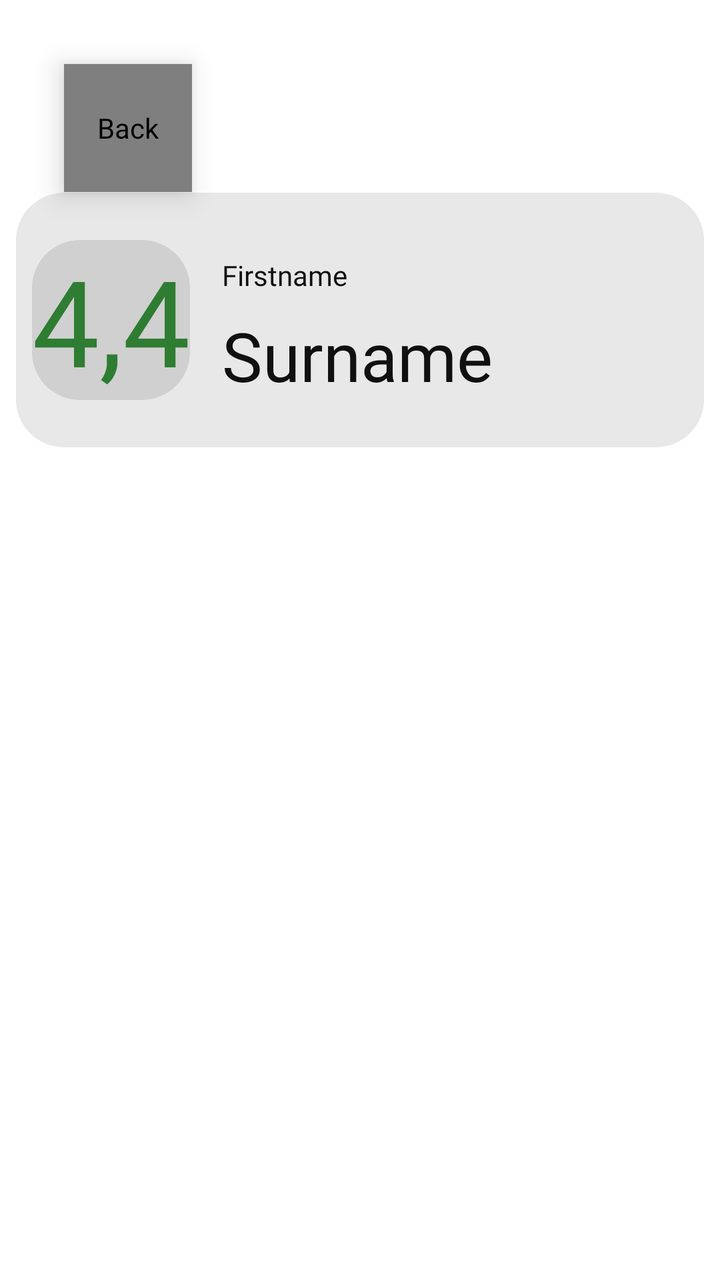
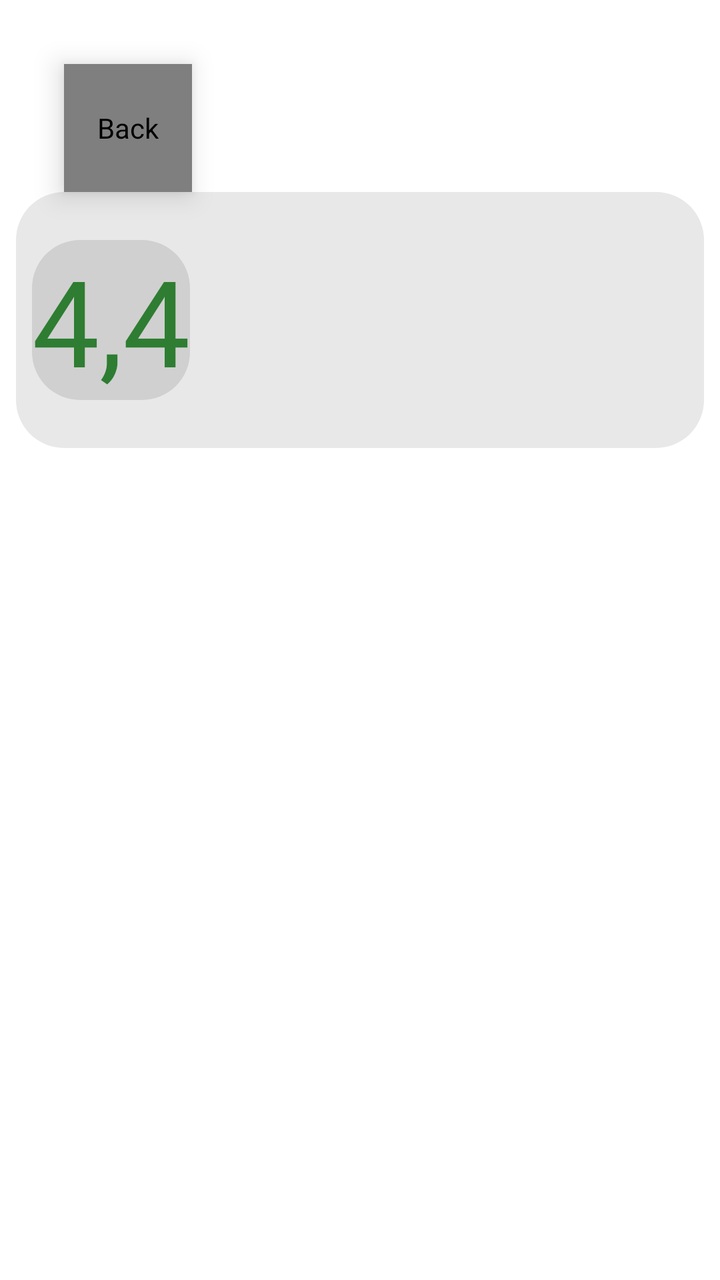

Screens rendered from an Android XML layout before and after an edit, with the pre-edit source and the edit as a unified diff.
<!-- AndroidManifest.xml: application theme Theme.MyApplication_Java -->
<!-- res/layout/fragment_profile.xml -->
<?xml version="1.0" encoding="utf-8"?>
<androidx.constraintlayout.widget.ConstraintLayout xmlns:android="http://schemas.android.com/apk/res/android"
    xmlns:app="http://schemas.android.com/apk/res-auto"
    android:layout_width="match_parent"
    android:layout_height="match_parent"
    android:background="@color/surface">

    <TextView
        android:id="@+id/header_background"
        android:layout_width="0dp"
        android:layout_height="0dp"
        android:layout_marginStart="8dp"
        android:layout_marginTop="-24dp"
        android:layout_marginEnd="8dp"
        android:layout_marginBottom="-24dp"
        android:background="@drawable/rounded_box"
        android:paddingTop="8dp"
        android:paddingBottom="8dp"
        app:layout_constraintBottom_toBottomOf="@+id/averageRatingBackground"
        app:layout_constraintEnd_toEndOf="parent"
        app:layout_constraintStart_toStartOf="parent"
        app:layout_constraintTop_toTopOf="@+id/averageRatingBackground" />

    <TextView
        android:id="@+id/averageRatingBackground"
        android:layout_width="wrap_content"
        android:layout_height="wrap_content"
        android:layout_marginStart="8dp"
        android:layout_marginTop="120dp"
        android:background="@drawable/rounded_box_light"
        android:fontFamily="@font/inter_bold"
        android:text="4,4"
        android:textColor="@color/accent_positive"
        android:textSize="60sp"
        app:layout_constraintStart_toStartOf="@+id/header_background"
        app:layout_constraintTop_toTopOf="parent" />

    <TextView
        android:id="@+id/name"
        android:layout_width="wrap_content"
        android:layout_height="wrap_content"
        android:layout_marginStart="16dp"
        android:layout_marginTop="8dp"
        android:fontFamily="@font/inter_bold"
        android:text="Firstname"
        android:textColor="@color/text_primary"
        app:layout_constraintStart_toEndOf="@+id/averageRatingBackground"
        app:layout_constraintTop_toTopOf="@+id/averageRatingBackground" />

    <TextView
        android:id="@+id/surname"
        android:layout_width="wrap_content"
        android:layout_height="wrap_content"
        android:layout_marginStart="16dp"
        android:layout_marginTop="8dp"
        android:fontFamily="@font/inter_bold"
        android:text="Surname"
        android:textColor="@color/text_primary"
        android:textSize="34sp"
        app:layout_constraintStart_toEndOf="@+id/averageRatingBackground"
        app:layout_constraintTop_toBottomOf="@+id/name" />

    <com.example.liquidglass.LiquidGlassFab
        android:id="@+id/back_Button"
        android:layout_width="64dp"
        android:layout_height="64dp"
        android:layout_marginStart="32dp"
        android:layout_marginTop="32dp"
        android:contentDescription="@string/back"
        android:elevation="8dp"
        android:src="@drawable/go_back_icon"
        app:adaptiveTint="true"
        app:bevelWidth="8dp"
        app:cornerRadius="32dp"
        app:dispersionStrength="0.08"
        app:glassMaterial="regular"
        app:layout_constraintStart_toStartOf="parent"
        app:layout_constraintTop_toTopOf="parent"
        app:refractionHeight="28dp" />

    <androidx.recyclerview.widget.RecyclerView
        android:id="@+id/semester_list"
        android:layout_width="0dp"
        android:layout_height="0dp"
        android:layout_marginStart="16dp"
        android:layout_marginEnd="16dp"
        android:layout_marginBottom="8dp"
        app:layout_constraintBottom_toBottomOf="parent"
        app:layout_constraintEnd_toEndOf="parent"
        app:layout_constraintStart_toStartOf="parent"
        app:layout_constraintTop_toBottomOf="@id/lecture_list">

    </androidx.recyclerview.widget.RecyclerView>

    <androidx.recyclerview.widget.RecyclerView
        android:id="@+id/lecture_list"
        android:layout_width="0dp"
        android:layout_height="wrap_content"
        android:layout_marginStart="16dp"
        android:layout_marginTop="8dp"
        app:layout_constraintBottom_toTopOf="@+id/semester_list"
        app:layout_constraintEnd_toEndOf="parent"
        app:layout_constraintStart_toStartOf="parent"
        app:layout_constraintTop_toBottomOf="@+id/header_background"/>

</androidx.constraintlayout.widget.ConstraintLayout>
<!-- resources referenced by this layout -->
<resources>
  <color name="accent_positive">#FF2E7D32</color>
  <color name="surface">#FFFFFFFF</color>
  <color name="text_primary">#FF101010</color>
  <!-- drawable go_back_icon (drawable) -->
  <vector xmlns:android="http://schemas.android.com/apk/res/android"
      android:width="18dp"
      android:height="33.6dp"
      android:viewportWidth="15"
      android:viewportHeight="28">
    <path
        android:pathData="M12.896,1.25L1.982,12.164C1.006,13.14 1.006,14.723 1.982,15.7L12.896,26.614"
        android:strokeWidth="2.5"
        android:fillColor="#00000000"
        android:strokeColor="@color/icon_tint"
        android:strokeLineCap="round" />
  </vector>
  <!-- drawable rounded_box (drawable) -->
  <shape xmlns:android="http://schemas.android.com/apk/res/android">
  
      <solid android:color="@color/surface_container"/>
  
      <corners android:radius="24dp"/>
  
  </shape>
  <!-- drawable rounded_box_light (drawable) -->
  <?xml version="1.0" encoding="utf-8"?>
  <shape xmlns:android="http://schemas.android.com/apk/res/android">
  
      <solid android:color="@color/surface_container_high"/>
  
      <corners android:radius="24dp"/>
  
  </shape>
  <string name="back">Back</string>
  <style name="Theme.MyApplication_Java" parent="Theme.MaterialComponents.DayNight.NoActionBar">
          
          <item name="colorPrimary">@color/text_primary</item>
          <item name="colorPrimaryVariant">@color/text_primary</item>
          <item name="colorOnPrimary">@color/text_on_inverse</item>
          <item name="colorSecondary">@color/text_primary</item>
          <item name="colorSecondaryVariant">@color/text_primary</item>
          <item name="colorOnSecondary">@color/text_on_inverse</item>
  
          
          <item name="android:windowBackground">@color/surface</item>
          <item name="colorSurface">@color/surface_container</item>
          <item name="colorOnSurface">@color/text_primary</item>
          <item name="colorError">@color/danger</item>
          <item name="colorOnError">@color/text_on_inverse</item>
  
          <item name="android:textColorPrimary">@color/text_primary</item>
          <item name="android:textColorSecondary">@color/text_muted</item>
          <item name="android:textColorHint">@color/text_hint</item>
  
          
          <item name="android:statusBarColor">@android:color/transparent</item>
          <item name="android:navigationBarColor">@android:color/transparent</item>
      </style>
  <color name="icon_tint">#FF101010</color>
  <color name="surface_container">#FFE8E8E8</color>
  <color name="surface_container_high">#FFD0D0D0</color>
  <color name="text_on_inverse">#FFFFFFFF</color>
  <color name="danger">#FFB3261E</color>
  <color name="text_muted">#FF5F5D5D</color>
  <color name="text_hint">#FF8A8A8A</color>
</resources>

<!-- the commit's change to res/layout/fragment_profile.xml (unified diff, before → after) -->
@@ -5,60 +5,70 @@
     android:layout_height="match_parent"
     android:background="@color/surface">
 
-    <TextView
-        android:id="@+id/header_background"
-        android:layout_width="0dp"
-        android:layout_height="0dp"
-        android:layout_marginStart="8dp"
-        android:layout_marginTop="-24dp"
-        android:layout_marginEnd="8dp"
-        android:layout_marginBottom="-24dp"
-        android:background="@drawable/rounded_box"
-        android:paddingTop="8dp"
-        android:paddingBottom="8dp"
-        app:layout_constraintBottom_toBottomOf="@+id/averageRatingBackground"
-        app:layout_constraintEnd_toEndOf="parent"
-        app:layout_constraintStart_toStartOf="parent"
-        app:layout_constraintTop_toTopOf="@+id/averageRatingBackground" />
+    <androidx.constraintlayout.widget.ConstraintLayout
+    android:id="@+id/header_background"
+    android:layout_width="0dp"
+    android:layout_height="wrap_content"
+    android:minHeight="120dp"
+    android:layout_marginStart="8dp"
+    android:layout_marginTop="96dp"
+    android:layout_marginEnd="8dp"
+    android:paddingTop="24dp"
+    android:paddingBottom="24dp"
+    android:background="@drawable/rounded_box"
+    app:layout_constraintStart_toStartOf="parent"
+    app:layout_constraintEnd_toEndOf="parent"
+    app:layout_constraintTop_toTopOf="parent">
 
     <TextView
         android:id="@+id/averageRatingBackground"
         android:layout_width="wrap_content"
         android:layout_height="wrap_content"
         android:layout_marginStart="8dp"
-        android:layout_marginTop="120dp"
         android:background="@drawable/rounded_box_light"
         android:fontFamily="@font/inter_bold"
         android:text="4,4"
         android:textColor="@color/accent_positive"
         android:textSize="60sp"
-        app:layout_constraintStart_toStartOf="@+id/header_background"
-        app:layout_constraintTop_toTopOf="parent" />
+        app:layout_constraintStart_toStartOf="parent"
+        app:layout_constraintTop_toTopOf="parent"
+        app:layout_constraintBottom_toBottomOf="parent" />
 
-    <TextView
-        android:id="@+id/name"
-        android:layout_width="wrap_content"
+    <LinearLayout
+        android:id="@+id/profile_name_container"
+        android:layout_width="0dp"
         android:layout_height="wrap_content"
         android:layout_marginStart="16dp"
-        android:layout_marginTop="8dp"
-        android:fontFamily="@font/inter_bold"
-        android:text="Firstname"
-        android:textColor="@color/text_primary"
-        app:layout_constraintStart_toEndOf="@+id/averageRatingBackground"
-        app:layout_constraintTop_toTopOf="@+id/averageRatingBackground" />
+        android:layout_marginEnd="16dp"
+        android:orientation="vertical"
+        app:layout_constraintStart_toEndOf="@id/averageRatingBackground"
+        app:layout_constraintEnd_toEndOf="parent"
+        app:layout_constraintTop_toTopOf="parent"
+        app:layout_constraintBottom_toBottomOf="parent">
 
-    <TextView
-        android:id="@+id/surname"
-        android:layout_width="wrap_content"
-        android:layout_height="wrap_content"
-        android:layout_marginStart="16dp"
-        android:layout_marginTop="8dp"
-        android:fontFamily="@font/inter_bold"
-        android:text="Surname"
-        android:textColor="@color/text_primary"
-        android:textSize="34sp"
-        app:layout_constraintStart_toEndOf="@+id/averageRatingBackground"
-        app:layout_constraintTop_toBottomOf="@+id/name" />
+        <TextView
+            android:id="@+id/name"
+            android:layout_width="match_parent"
+            android:layout_height="wrap_content"
+            android:fontFamily="@font/inter_bold"
+            android:textColor="@color/text_primary"
+            android:textSize="16sp"
+            android:includeFontPadding="false"/>
+
+        <TextView
+            android:id="@+id/surname"
+            android:layout_width="match_parent"
+            android:layout_height="wrap_content"
+            android:breakStrategy="balanced"
+            android:hyphenationFrequency="normal"
+            android:fontFamily="@font/inter_bold"
+            android:textColor="@color/text_primary"
+            android:textSize="34sp"
+            android:includeFontPadding="false"/>
+
+    </LinearLayout>
+
+</androidx.constraintlayout.widget.ConstraintLayout>
 
     <com.example.liquidglass.LiquidGlassFab
         android:id="@+id/back_Button"
